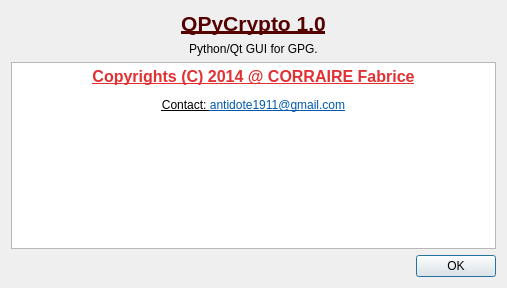
Qt form gui/infos.ui (HanvsMod/Cryptoshop-GUI) before a commit.
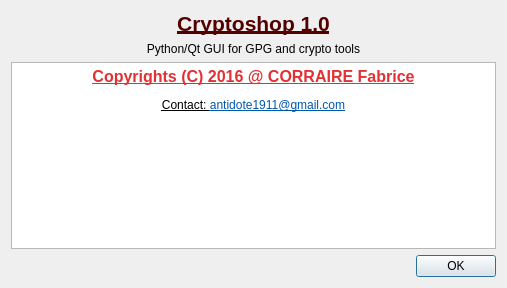
The same form after that commit.

Commit message: Change application name to "Cryptoshop" Add hash functions (now computed by Botan)

```diff
--- a/gui/infos.ui
+++ b/gui/infos.ui
@@ -17,7 +17,7 @@
    <item>
     <widget class="QLabel" name="label">
      <property name="text">
-      <string>&lt;html&gt;&lt;head/&gt;&lt;body&gt;&lt;p&gt;&lt;span style=&quot; font-size:16pt; font-weight:600; text-decoration: underline; color:#550000;&quot;&gt;QPyCrypto 1.0&lt;/span&gt;&lt;/p&gt;&lt;/body&gt;&lt;/html&gt;</string>
+      <string>&lt;html&gt;&lt;head/&gt;&lt;body&gt;&lt;p&gt;&lt;span style=&quot; font-size:16pt; font-weight:600; text-decoration: underline; color:#550000;&quot;&gt;Cryptoshop 1.0&lt;/span&gt;&lt;/p&gt;&lt;/body&gt;&lt;/html&gt;</string>
      </property>
      <property name="textFormat">
       <enum>Qt::RichText</enum>
@@ -30,7 +30,7 @@
    <item>
     <widget class="QLabel" name="label_2">
      <property name="text">
-      <string>Python/Qt GUI for GPG.</string>
+      <string>Python/Qt GUI for GPG and crypto tools</string>
      </property>
      <property name="alignment">
       <set>Qt::AlignCenter</set>
@@ -55,9 +55,9 @@
       <string>&lt;!DOCTYPE HTML PUBLIC &quot;-//W3C//DTD HTML 4.0//EN&quot; &quot;http://www.w3.org/TR/REC-html40/strict.dtd&quot;&gt;
 &lt;html&gt;&lt;head&gt;&lt;meta name=&quot;qrichtext&quot; content=&quot;1&quot; /&gt;&lt;style type=&quot;text/css&quot;&gt;
 p, li { white-space: pre-wrap; }
-&lt;/style&gt;&lt;/head&gt;&lt;body style=&quot; font-family:'Sans Serif'; font-size:9pt; font-weight:400; font-style:normal;&quot;&gt;
-&lt;p align=&quot;center&quot; style=&quot; margin-top:12px; margin-bottom:12px; margin-left:0px; margin-right:0px; -qt-block-indent:0; text-indent:0px;&quot;&gt;&lt;span style=&quot; font-size:12pt; font-weight:600; text-decoration: underline; color:#e23033;&quot;&gt;Copyrights (C) 2014 @ CORRAIRE Fabrice&lt;/span&gt;&lt;/p&gt;
-&lt;p align=&quot;center&quot; style=&quot; margin-top:12px; margin-bottom:12px; margin-left:0px; margin-right:0px; -qt-block-indent:0; text-indent:0px;&quot;&gt;&lt;a href=&quot;http://www.testgffg.com&quot;&gt;&lt;span style=&quot; text-decoration: underline; color:#000000;&quot;&gt;Contact: &lt;/span&gt;&lt;/a&gt;&lt;a href=&quot;antidote1911@gmail.com&quot;&gt;&lt;span style=&quot; text-decoration: underline; color:#0057ae;&quot;&gt;antidote1911@gmail.com&lt;br /&gt;&lt;br /&gt;&lt;br /&gt;&lt;/span&gt;&lt;/a&gt;&lt;/p&gt;&lt;/body&gt;&lt;/html&gt;</string>
+&lt;/style&gt;&lt;/head&gt;&lt;body style=&quot; font-family:'Sans'; font-size:10pt; font-weight:400; font-style:normal;&quot;&gt;
+&lt;p align=&quot;center&quot; style=&quot; margin-top:12px; margin-bottom:12px; margin-left:0px; margin-right:0px; -qt-block-indent:0; text-indent:0px;&quot;&gt;&lt;span style=&quot; font-family:'Sans Serif'; font-size:12pt; font-weight:600; text-decoration: underline; color:#e23033;&quot;&gt;Copyrights (C) 2016 @ CORRAIRE Fabrice&lt;/span&gt;&lt;/p&gt;
+&lt;p align=&quot;center&quot; style=&quot; margin-top:12px; margin-bottom:12px; margin-left:0px; margin-right:0px; -qt-block-indent:0; text-indent:0px;&quot;&gt;&lt;a href=&quot;http://www.testgffg.com&quot;&gt;&lt;span style=&quot; font-family:'Sans Serif'; font-size:9pt; text-decoration: underline; color:#000000;&quot;&gt;Contact: &lt;/span&gt;&lt;/a&gt;&lt;a href=&quot;antidote1911@gmail.com&quot;&gt;&lt;span style=&quot; font-family:'Sans Serif'; font-size:9pt; text-decoration: underline; color:#0057ae;&quot;&gt;antidote1911@gmail.com&lt;br /&gt;&lt;br /&gt;&lt;br /&gt;&lt;/span&gt;&lt;/a&gt;&lt;/p&gt;&lt;/body&gt;&lt;/html&gt;</string>
      </property>
      <property name="overwriteMode">
       <bool>false</bool>
```
Left out of the diff: 2 changed lines with no effect on the pictures. The commit also changes 14 other files.
